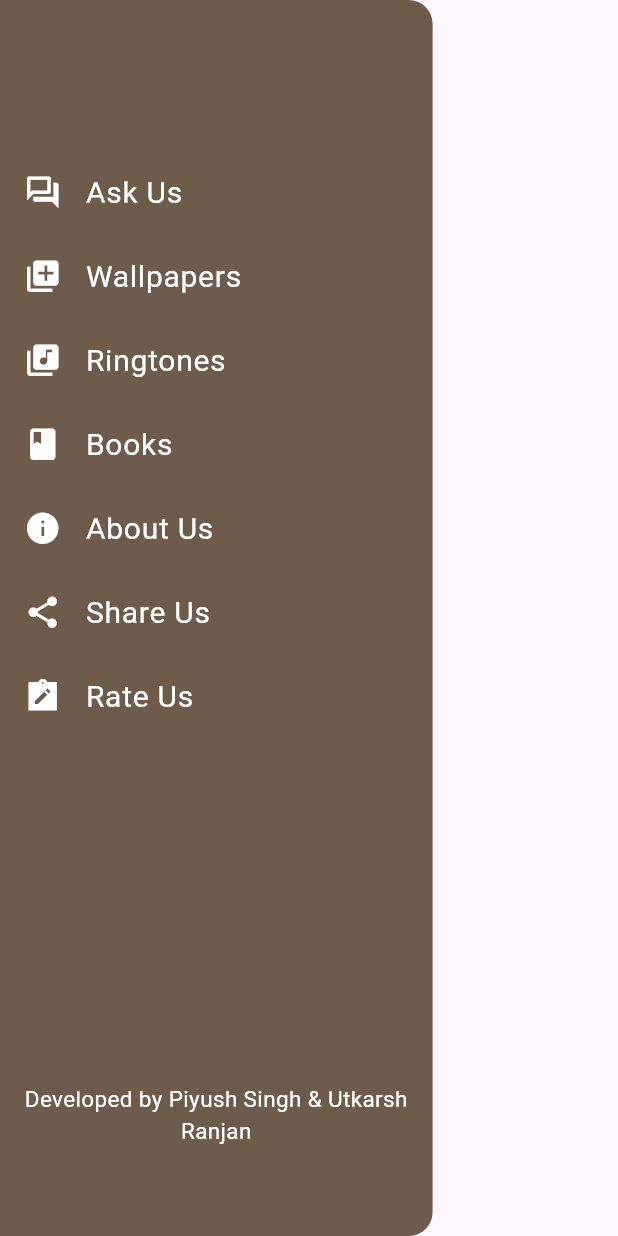
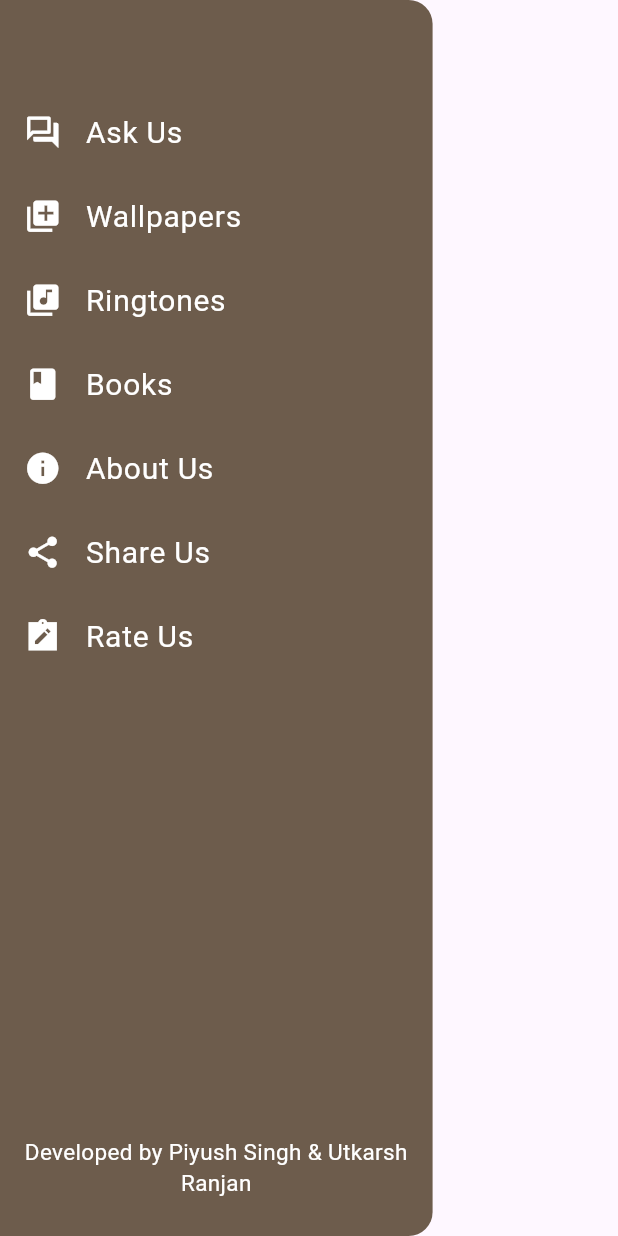
Before and after one commit to piyuuussh/sparrow, a Flutter app: the DrawerWidget widget shown alone on an empty page, opened directly, on a phone screen of 412 x 824 dp. Run offline on Flutter 3.47's test engine with Material 3 defaults, Android fonts, the phone set to English and light mode, and no system bars; our stand-ins replace audioplayers, cached_network_image, cloud_firestore, firebase_core, firebase_storage; accounts and stored records are empty.

Commit message:
Drawer error resolved

```diff
--- a/lib/features/widgets/drawer.dart
+++ b/lib/features/widgets/drawer.dart
@@ -1,4 +1,5 @@
 import 'package:flutter/material.dart';
+import 'package:flutter/widgets.dart';
 import 'package:sparrow/core/constants/app_colors.dart';
 import 'package:sparrow/features/pages/Books.dart';
 import 'package:sparrow/features/widgets/drawer_list.dart';
@@ -16,15 +17,12 @@ class _DrawerWidgetState extends State<DrawerWidget> {
     return Drawer(
       width: MediaQuery.of(context).size.width * 0.7,
       backgroundColor: AppColor.primary,
-      child: ListView(
-        padding: EdgeInsets.zero,
-        children: <Widget>[
-          Container(
-            height: 100,
+      child: Column(
+        children: [
+          SizedBox(
+            height: 60,
           ),
-          GestureDetector(
-              onTap: () {},
-              child: DrawerList(text: "Ask Us", icon: Icons.forum_outlined)),
+          DrawerList(text: "Ask Us", icon: Icons.forum_outlined),
           DrawerList(text: "Wallpapers", icon: Icons.add_to_photos),
           DrawerList(text: "Ringtones", icon: Icons.library_music),
           GestureDetector(
@@ -37,20 +35,16 @@ class _DrawerWidgetState extends State<DrawerWidget> {
               child: DrawerList(text: "Books", icon: Icons.book_rounded)),
           DrawerList(text: "About Us", icon: Icons.info),
           DrawerList(text: "Share Us", icon: Icons.share),
-          DrawerList(
-            text: "Rate Us",
-            icon: Icons.note_alt_sharp,
+          DrawerList(text: "Rate Us", icon: Icons.note_alt_sharp),
+          Spacer(),
+          Text(
+            "Developed by Piyush Singh & Utkarsh Ranjan",
+            style: TextStyle(color: Colors.white, fontSize: 15),
+            textAlign: TextAlign.center,
           ),
-          const Spacer(),
-          const Padding(
-            padding:
-                EdgeInsets.only(left: 8.0, right: 8.0, bottom: 8, top: 230),
-            child: Text(
-              "Developed by Piyush Singh & Utkarsh Ranjan",
-              style: TextStyle(color: Colors.white, fontSize: 15),
-              textAlign: TextAlign.center,
-            ),
-          ),
+          SizedBox(
+            height: 25,
+          )
         ],
       ),
     );
```
